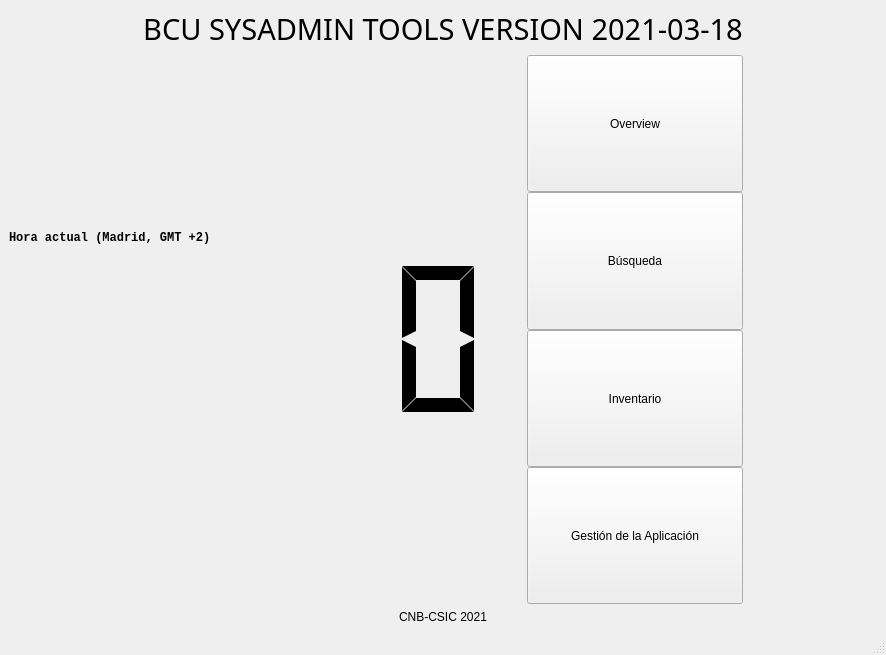
Qt form mainwindow.ui (Ratolon/bcutoolkit) before a commit.
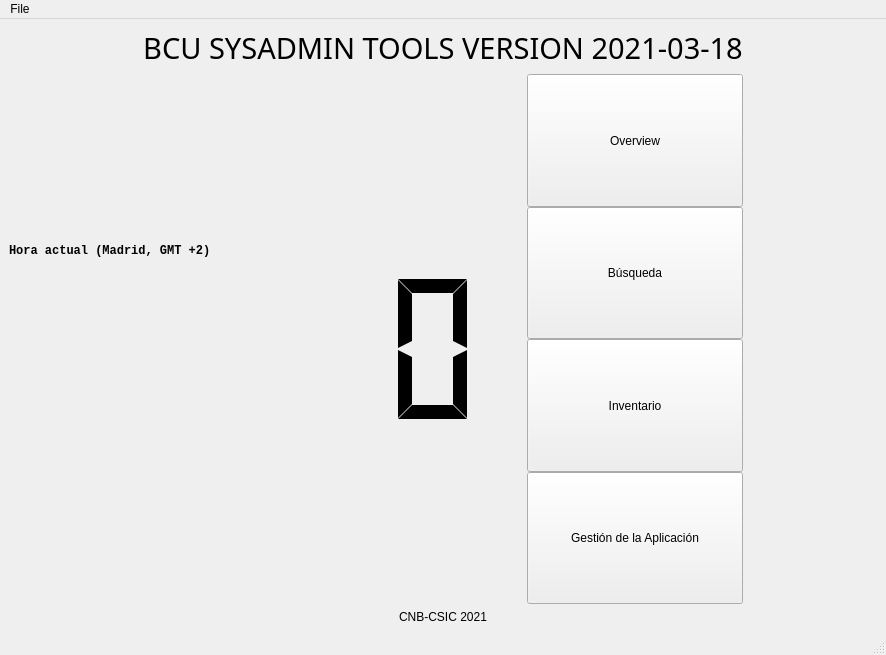
The same form after that commit. Icons and pictures are not drawn. Custom widgets are drawn as their Qt base class.

Commit message: Add exit menu button and basic exit logic

Patch:
```diff
--- a/mainwindow.ui
+++ b/mainwindow.ui
@@ -374,6 +374,13 @@
      <height>27</height>
     </rect>
    </property>
+   <widget class="QMenu" name="menuFile">
+    <property name="title">
+     <string>File</string>
+    </property>
+    <addaction name="actionExit"/>
+   </widget>
+   <addaction name="menuFile"/>
   </widget>
   <widget class="QStatusBar" name="statusbar"/>
  </widget>
```
Left out of the diff: 5 changed lines with no effect on the pictures. The commit also changes 2 other files.
